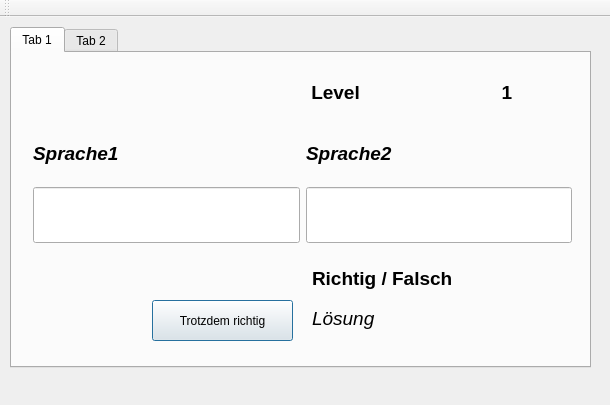
Qt form ui_files/Vokabeln_GUI.ui (LarsThore/Vokabeltrainer) before a commit.
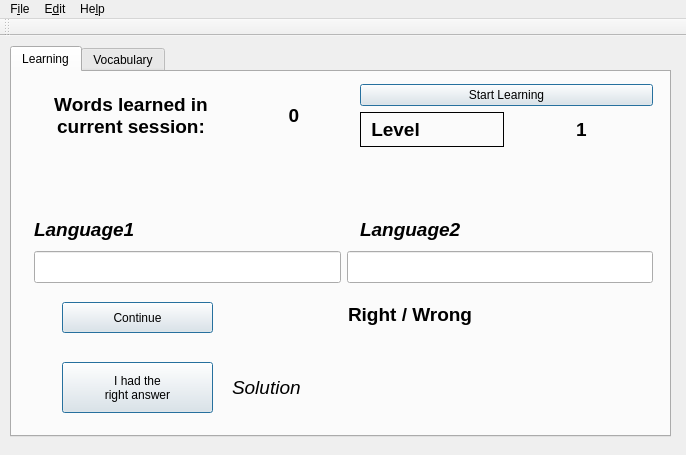
The same form after that commit. The open tabs and pages were chosen to show the change.

Commit message: Fixed displaying of level

The edit to the form file:
```diff
--- a/ui_files/Vokabeln_GUI.ui
+++ b/ui_files/Vokabeln_GUI.ui
@@ -6,8 +6,8 @@
    <rect>
     <x>0</x>
     <y>0</y>
-    <width>610</width>
-    <height>405</height>
+    <width>686</width>
+    <height>455</height>
    </rect>
   </property>
   <property name="windowTitle">
@@ -19,78 +19,37 @@
      <rect>
       <x>10</x>
       <y>10</y>
-      <width>581</width>
-      <height>341</height>
+      <width>661</width>
+      <height>391</height>
      </rect>
     </property>
+    <property name="sizePolicy">
+     <sizepolicy hsizetype="Expanding" vsizetype="Expanding">
+      <horstretch>0</horstretch>
+      <verstretch>0</verstretch>
+     </sizepolicy>
+    </property>
     <property name="currentIndex">
      <number>0</number>
     </property>
     <widget class="QWidget" name="tab1">
      <attribute name="title">
-      <string>Tab 1</string>
+      <string>Learning</string>
      </attribute>
-     <widget class="QLabel" name="label">
-      <property name="geometry">
-       <rect>
-        <x>300</x>
-        <y>210</y>
-        <width>201</width>
-        <height>31</height>
-       </rect>
-      </property>
-      <property name="font">
-       <font>
-        <pointsize>14</pointsize>
-        <weight>75</weight>
-        <bold>true</bold>
-       </font>
-      </property>
-      <property name="text">
-       <string>Richtig / Falsch</string>
-      </property>
-     </widget>
      <widget class="QWidget" name="layoutWidget">
       <property name="geometry">
        <rect>
-        <x>10</x>
-        <y>0</y>
-        <width>561</width>
-        <height>201</height>
+        <x>11</x>
+        <y>1</y>
+        <width>641</width>
+        <height>221</height>
        </rect>
       </property>
       <layout class="QGridLayout" name="gridLayout">
-       <item row="1" column="0">
-        <widget class="QLabel" name="label_1">
-         <property name="font">
-          <font>
-           <pointsize>14</pointsize>
-           <weight>75</weight>
-           <italic>true</italic>
-           <bold>true</bold>
-          </font>
-         </property>
-         <property name="text">
-          <string>Sprache1</string>
-         </property>
-        </widget>
-       </item>
-       <item row="1" column="1">
-        <widget class="QLabel" name="label_2">
-         <property name="font">
-          <font>
-           <pointsize>14</pointsize>
-           <weight>75</weight>
-           <italic>true</italic>
-           <bold>true</bold>
-          </font>
-         </property>
-         <property name="text">
-          <string>Sprache2</string>
-         </property>
-        </widget>
-       </item>
-       <item row="2" column="0" colspan="2">
+       <property name="sizeConstraint">
+        <enum>QLayout::SetNoConstraint</enum>
+       </property>
+       <item row="3" column="0" colspan="2">
         <layout class="QHBoxLayout" name="horizontalLayout">
          <item>
           <widget class="QLineEdit" name="lineEdit_1">
@@ -114,10 +73,176 @@
          </item>
         </layout>
        </item>
+       <item row="2" column="0">
+        <widget class="QLabel" name="language1">
+         <property name="minimumSize">
+          <size>
+           <width>320</width>
+           <height>0</height>
+          </size>
+         </property>
+         <property name="font">
+          <font>
+           <pointsize>14</pointsize>
+           <weight>75</weight>
+           <italic>true</italic>
+           <bold>true</bold>
+          </font>
+         </property>
+         <property name="text">
+          <string>Language1</string>
+         </property>
+        </widget>
+       </item>
        <item row="0" column="1">
         <layout class="QHBoxLayout" name="horizontalLayout_2">
          <item>
-          <widget class="QLabel" name="label_3">
+          <layout class="QVBoxLayout" name="verticalLayout_2">
+           <item>
+            <widget class="QPushButton" name="startLearningButton">
+             <property name="maximumSize">
+              <size>
+               <width>16777215</width>
+               <height>30</height>
+              </size>
+             </property>
+             <property name="text">
+              <string>Start Learning</string>
+             </property>
+             <property name="autoDefault">
+              <bool>true</bool>
+             </property>
+             <property name="default">
+              <bool>true</bool>
+             </property>
+            </widget>
+           </item>
+           <item>
+            <layout class="QHBoxLayout" name="horizontalLayout_4">
+             <item>
+              <widget class="QLabel" name="levelLabel">
+               <property name="minimumSize">
+                <size>
+                 <width>0</width>
+                 <height>35</height>
+                </size>
+               </property>
+               <property name="maximumSize">
+                <size>
+                 <width>16777215</width>
+                 <height>40</height>
+                </size>
+               </property>
+               <property name="font">
+                <font>
+                 <pointsize>14</pointsize>
+                 <weight>75</weight>
+                 <bold>true</bold>
+                </font>
+               </property>
+               <property name="frameShape">
+                <enum>QFrame::Box</enum>
+               </property>
+               <property name="text">
+                <string> Level</string>
+               </property>
+               <property name="alignment">
+                <set>Qt::AlignLeading|Qt::AlignLeft|Qt::AlignVCenter</set>
+               </property>
+              </widget>
+             </item>
+             <item>
+              <widget class="QLabel" name="levelText">
+               <property name="minimumSize">
+                <size>
+                 <width>0</width>
+                 <height>35</height>
+                </size>
+               </property>
+               <property name="font">
+                <font>
+                 <pointsize>14</pointsize>
+                 <weight>75</weight>
+                 <bold>true</bold>
+                </font>
+               </property>
+               <property name="text">
+                <string>1</string>
+               </property>
+               <property name="alignment">
+                <set>Qt::AlignCenter</set>
+               </property>
+              </widget>
+             </item>
+            </layout>
+           </item>
+          </layout>
+         </item>
+        </layout>
+       </item>
+       <item row="1" column="1">
+        <spacer name="verticalSpacer">
+         <property name="orientation">
+          <enum>Qt::Vertical</enum>
+         </property>
+         <property name="sizeType">
+          <enum>QSizePolicy::Preferred</enum>
+         </property>
+         <property name="sizeHint" stdset="0">
+          <size>
+           <width>20</width>
+           <height>40</height>
+          </size>
+         </property>
+        </spacer>
+       </item>
+       <item row="2" column="1">
+        <widget class="QLabel" name="language2">
+         <property name="font">
+          <font>
+           <pointsize>14</pointsize>
+           <weight>75</weight>
+           <italic>true</italic>
+           <bold>true</bold>
+          </font>
+         </property>
+         <property name="text">
+          <string>Language2</string>
+         </property>
+        </widget>
+       </item>
+       <item row="1" column="0">
+        <spacer name="verticalSpacer_2">
+         <property name="orientation">
+          <enum>Qt::Vertical</enum>
+         </property>
+         <property name="sizeType">
+          <enum>QSizePolicy::Preferred</enum>
+         </property>
+         <property name="sizeHint" stdset="0">
+          <size>
+           <width>20</width>
+           <height>60</height>
+          </size>
+         </property>
+        </spacer>
+       </item>
+       <item row="0" column="0">
+        <layout class="QHBoxLayout" name="horizontalLayout_3">
+         <item>
+          <widget class="QLabel" name="vocabsLearnedLabel">
+           <property name="minimumSize">
+            <size>
+             <width>0</width>
+             <height>50</height>
+            </size>
+           </property>
+           <property name="maximumSize">
+            <size>
+             <width>250</width>
+             <height>16777215</height>
+            </size>
+           </property>
            <property name="font">
             <font>
              <pointsize>14</pointsize>
@@ -125,16 +250,34 @@
              <bold>true</bold>
             </font>
            </property>
+           <property name="frameShape">
+            <enum>QFrame::NoFrame</enum>
+           </property>
            <property name="text">
-            <string> Level</string>
+            <string>Words learned in current session:</string>
            </property>
            <property name="alignment">
-            <set>Qt::AlignLeading|Qt::AlignLeft|Qt::AlignVCenter</set>
+            <set>Qt::AlignCenter</set>
+           </property>
+           <property name="wordWrap">
+            <bool>true</bool>
            </property>
           </widget>
          </item>
          <item>
-          <widget class="QLabel" name="label_level">
+          <widget class="QLabel" name="vocabsLearned">
+           <property name="minimumSize">
+            <size>
+             <width>0</width>
+             <height>50</height>
+            </size>
+           </property>
+           <property name="maximumSize">
+            <size>
+             <width>120</width>
+             <height>16777215</height>
+            </size>
+           </property>
            <property name="font">
             <font>
              <pointsize>14</pointsize>
@@ -142,12 +285,18 @@
              <bold>true</bold>
             </font>
            </property>
+           <property name="frameShape">
+            <enum>QFrame::NoFrame</enum>
+           </property>
            <property name="text">
-            <string>1</string>
+            <string>0</string>
            </property>
            <property name="alignment">
             <set>Qt::AlignCenter</set>
            </property>
+           <property name="wordWrap">
+            <bool>true</bool>
+           </property>
           </widget>
          </item>
         </layout>
@@ -157,14 +306,15 @@
      <widget class="QPushButton" name="pushButton">
       <property name="geometry">
        <rect>
-        <x>140</x>
-        <y>247</y>
-        <width>141</width>
-        <height>41</height>
+        <x>50</x>
+        <y>290</y>
+        <width>151</width>
+        <height>51</height>
        </rect>
       </property>
       <property name="text">
-       <string>Trotzdem richtig</string>
+       <string>I had the 
+right answer</string>
       </property>
       <property name="autoDefault">
        <bool>true</bool>
@@ -176,10 +326,10 @@
      <widget class="QLabel" name="label_4">
       <property name="geometry">
        <rect>
-        <x>300</x>
-        <y>250</y>
-        <width>201</width>
-        <height>31</height>
+        <x>220</x>
+        <y>290</y>
+        <width>421</width>
+        <height>51</height>
        </rect>
       </property>
       <property name="font">
@@ -191,13 +341,52 @@
        </font>
       </property>
       <property name="text">
-       <string>Lösung</string>
+       <string>Solution</string>
+      </property>
+     </widget>
+     <widget class="QLabel" name="assertionLabel">
+      <property name="geometry">
+       <rect>
+        <x>336</x>
+        <y>230</y>
+        <width>291</width>
+        <height>25</height>
+       </rect>
+      </property>
+      <property name="font">
+       <font>
+        <pointsize>14</pointsize>
+        <weight>75</weight>
+        <bold>true</bold>
+       </font>
+      </property>
+      <property name="text">
+       <string>Right / Wrong</string>
+      </property>
+     </widget>
+     <widget class="QPushButton" name="continueButton">
+      <property name="geometry">
+       <rect>
+        <x>50</x>
+        <y>230</y>
+        <width>151</width>
+        <height>31</height>
+       </rect>
+      </property>
+      <property name="text">
+       <string>Continue</string>
+      </property>
+      <property name="autoDefault">
+       <bool>true</bool>
+      </property>
+      <property name="default">
+       <bool>true</bool>
       </property>
      </widget>
     </widget>
     <widget class="QWidget" name="tab_2">
      <attribute name="title">
-      <string>Tab 2</string>
+      <string>Vocabulary</string>
      </attribute>
     </widget>
    </widget>
@@ -207,10 +396,34 @@
     <rect>
      <x>0</x>
      <y>0</y>
-     <width>610</width>
-     <height>25</height>
+     <width>686</width>
+     <height>28</height>
     </rect>
    </property>
+   <widget class="QMenu" name="menuFile">
+    <property name="title">
+     <string>F&amp;ile</string>
+    </property>
+    <addaction name="actionImport"/>
+    <addaction name="actionExport"/>
+    <addaction name="separator"/>
+    <addaction name="actionExit"/>
+   </widget>
+   <widget class="QMenu" name="menuHelp">
+    <property name="title">
+     <string>He&amp;lp</string>
+    </property>
+    <addaction name="actionAbout"/>
+   </widget>
+   <widget class="QMenu" name="menuEdit">
+    <property name="title">
+     <string>E&amp;dit</string>
+    </property>
+    <addaction name="actionPreferences"/>
+   </widget>
+   <addaction name="menuFile"/>
+   <addaction name="menuEdit"/>
+   <addaction name="menuHelp"/>
   </widget>
   <widget class="QToolBar" name="mainToolBar">
    <attribute name="toolBarArea">
```
Left out of the diff: 136 changed lines with no effect on the pictures. The commit also changes 4 other files.
